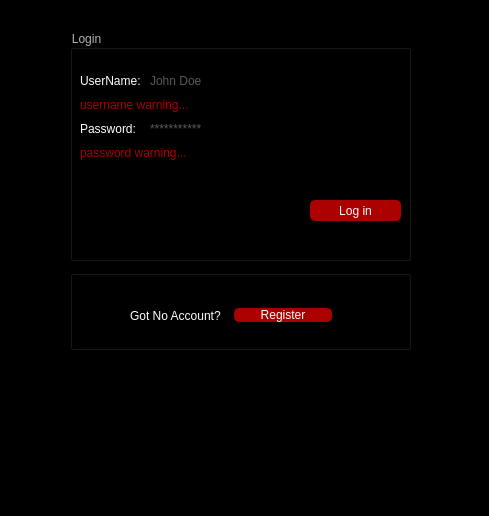
Qt form loginpage.ui (borhanem/Messenger_Void_13) before a commit.
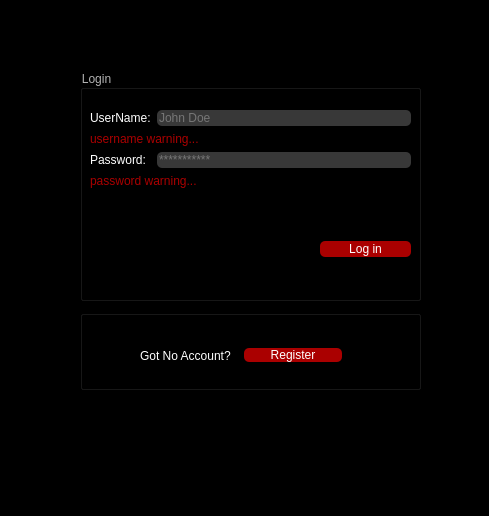
The same form after that commit.

```diff
--- a/loginpage.ui
+++ b/loginpage.ui
@@ -19,8 +19,8 @@
   <widget class="QGroupBox" name="groupBox">
    <property name="geometry">
     <rect>
-     <x>70</x>
-     <y>30</y>
+     <x>80</x>
+     <y>70</y>
      <width>341</width>
      <height>231</height>
     </rect>
@@ -35,9 +35,9 @@
     <property name="geometry">
      <rect>
       <x>240</x>
-      <y>170</y>
+      <y>171</y>
       <width>91</width>
-      <height>21</height>
+      <height>16</height>
      </rect>
     </property>
     <property name="styleSheet">
@@ -55,7 +55,7 @@
       <x>10</x>
       <y>40</y>
       <width>321</width>
-      <height>111</height>
+      <height>119</height>
      </rect>
     </property>
     <layout class="QFormLayout" name="formLayout">
@@ -71,6 +71,11 @@
      </item>
      <item row="0" column="1">
       <widget class="QLineEdit" name="username_led">
+       <property name="styleSheet">
+        <string notr="true">background-color: rgb(56, 56, 56);
+border-color: rgb(170, 170, 127);
+border-radius:5%;</string>
+       </property>
        <property name="placeholderText">
         <string>John Doe</string>
        </property>
@@ -99,6 +104,11 @@
      </item>
      <item row="2" column="1">
       <widget class="QLineEdit" name="password_led">
+       <property name="styleSheet">
+        <string notr="true">background-color: rgb(56, 56, 56);
+border-color: rgb(170, 170, 127);
+border-radius:5%;</string>
+       </property>
        <property name="echoMode">
         <enum>QLineEdit::Password</enum>
        </property>
@@ -123,8 +133,8 @@
   <widget class="QGroupBox" name="groupBox_2">
    <property name="geometry">
     <rect>
-     <x>70</x>
-     <y>270</y>
+     <x>80</x>
+     <y>310</y>
      <width>341</width>
      <height>80</height>
     </rect>
```
